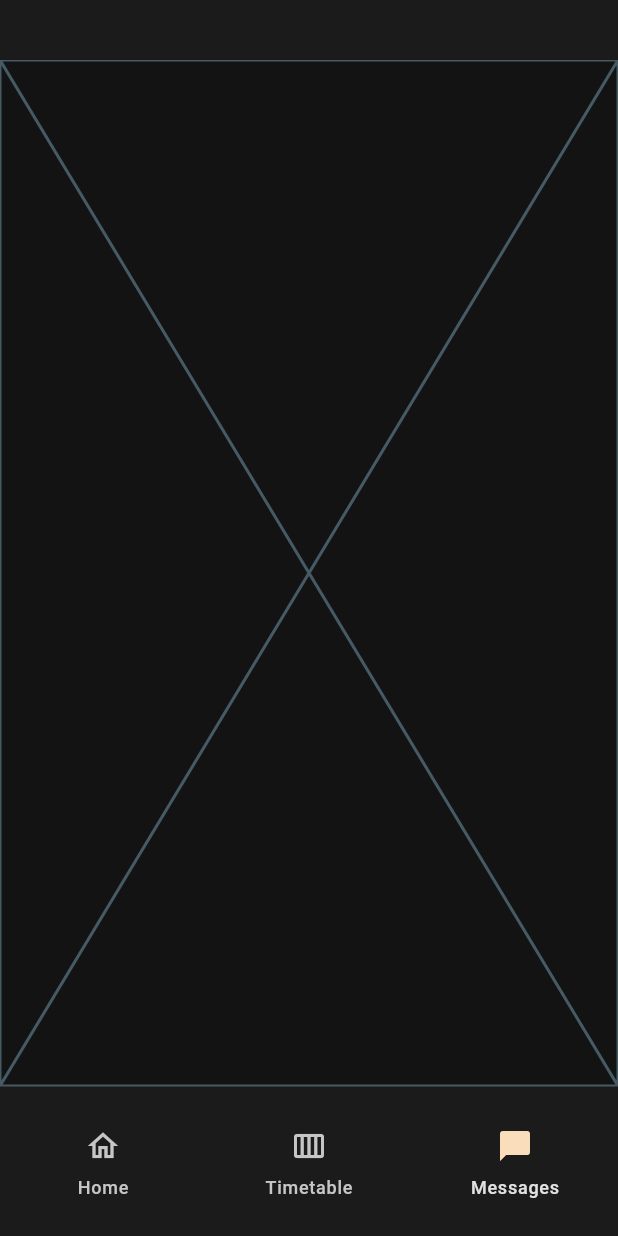
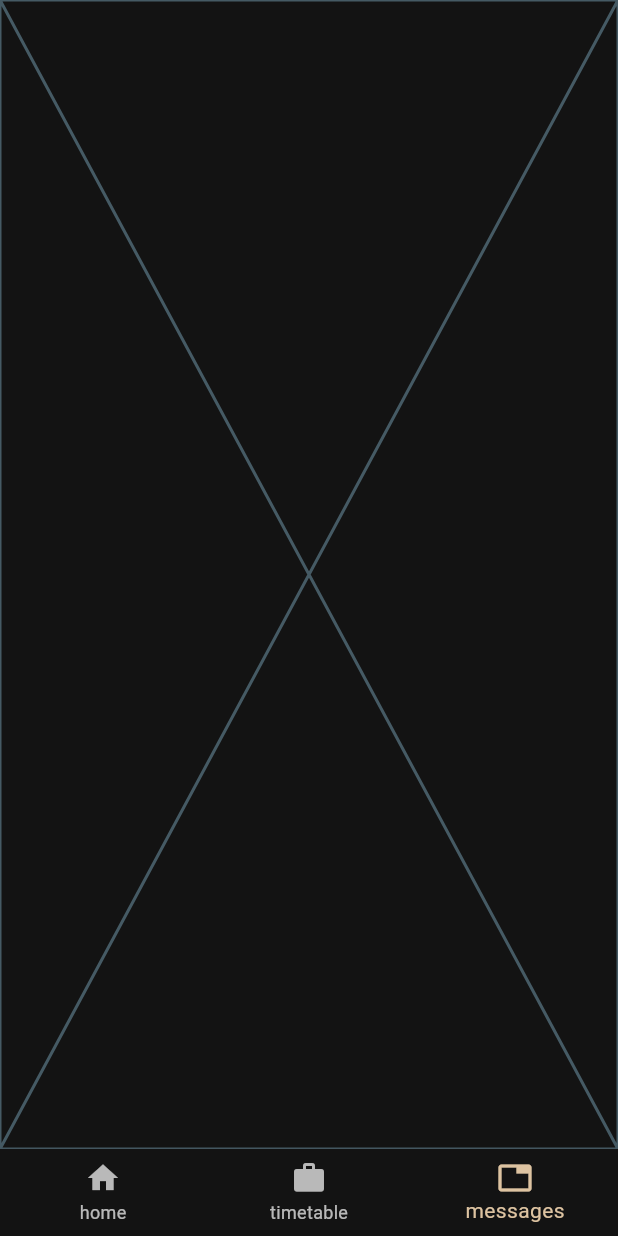
Before and after one commit to BrynMtchll/anu_timetable, a Flutter app: the screen it shows after launch, item 3 of the bottom bar chosen, on a phone screen of 412 x 824 dp. Run offline on Flutter 3.47's test engine with Material 3 defaults, Android fonts, the light colour scheme and no system bars; our stand-ins replace calendar_view, go_router, scrollable_positioned_list.

Commit message:
switch to go routing, event tile tap to new screen

```diff
--- a/lib/app.dart
+++ b/lib/app.dart
@@ -4,6 +4,7 @@ import 'package:anu_timetable/data/services/local/local_event_service.dart';
 import 'package:anu_timetable/model/animation.dart';
 import 'package:anu_timetable/model/current.dart';
 import 'package:anu_timetable/model/events.dart';
+import 'package:anu_timetable/pages/event_page.dart';
 import 'package:anu_timetable/util/timetable_layout.dart';
 import 'package:anu_timetable/widgets/bottom_navigation_bar.dart';
 import 'package:flutter/material.dart';
@@ -14,6 +15,7 @@ import 'package:provider/provider.dart';
 import 'package:anu_timetable/model/timetable.dart';
 import 'package:anu_timetable/model/controller.dart';
 import 'package:anu_timetable/widgets/app_bar.dart';
+import 'package:go_router/go_router.dart';
 
 class App extends StatefulWidget {
   const App({super.key});
@@ -54,6 +56,44 @@ class _AppState extends State<App> with SingleTickerProviderStateMixin{
     weekViewScrollController.dispose();
   }
 
+  final _router = GoRouter(
+    initialLocation: '/timetable',
+    routes: <RouteBase>[
+      StatefulShellRoute.indexedStack(
+        builder: (BuildContext context, GoRouterState state,
+          StatefulNavigationShell navigationShell) =>
+          ScaffoldWithNavBar(navigationShell: navigationShell),
+        branches: <StatefulShellBranch>[
+          StatefulShellBranch(
+            routes: <RouteBase>[
+              GoRoute(
+                path: '/home',
+                builder: (BuildContext context, GoRouterState state) =>
+                  const HomePage()),
+            ]),
+          StatefulShellBranch(
+            routes: <RouteBase>[
+              GoRoute(
+                path: '/timetable',
+                builder: (BuildContext context, GoRouterState state) =>
+                  const TimetablePage(),
+                routes: <RouteBase>[
+                  GoRoute(
+                    path: "event",
+                    builder: (BuildContext context, GoRouterState state) =>
+                      const EventPage()),
+                ]),
+            ]),
+          StatefulShellBranch(
+            routes: <RouteBase>[
+              GoRoute(
+                path: '/messages',
+                builder: (BuildContext context, GoRouterState state) =>
+                  const MessagesPage()),
+            ])
+        ])
+    ]);
+
   @override
   Widget build(BuildContext context) {
     return MultiProvider(
@@ -70,7 +110,7 @@ class _AppState extends State<App> with SingleTickerProviderStateMixin{
         ChangeNotifierProvider<TimetableVM>(create: (context) => TimetableVM()),
         ChangeNotifierProvider<EventsVM>(create: (context) => EventsVM(eventRepository: context.read()))
       ],
-      child: MaterialApp(
+      child: MaterialApp.router(
         title: 'Flutter Demo',
         theme: ThemeData(
           colorScheme: ColorScheme.fromSeed(
@@ -78,16 +118,25 @@ class _AppState extends State<App> with SingleTickerProviderStateMixin{
             brightness: Brightness.dark,
             dynamicSchemeVariant: DynamicSchemeVariant.rainbow),
           useMaterial3: true),
-        home: Scaffold(
-          appBar: MyAppBar(currentPageIndex: currentPageIndex),
-          bottomNavigationBar: MyBottomNavigationBar(
-            currentPageIndex: currentPageIndex,
-            onPageChanged: (int index) {
-              setState(() {
-                currentPageIndex = index;
-              });
-            }),
-          body: <Widget>[const HomePage(),TimetablePage(),const MessagesPage()]
-            [currentPageIndex])));
+        routerConfig: _router));
   }
 }
+
+class ScaffoldWithNavBar extends StatelessWidget {
+  final StatefulNavigationShell navigationShell;
+  const ScaffoldWithNavBar({super.key, required this.navigationShell});
+
+  @override
+  Widget build(BuildContext context) {
+    return Scaffold(
+      bottomNavigationBar: BottomNavigationBar(
+        currentIndex: navigationShell.currentIndex,
+        items: const <BottomNavigationBarItem>[
+          BottomNavigationBarItem(icon: Icon(Icons.home), label: 'home'),
+          BottomNavigationBarItem(icon: Icon(Icons.work), label: 'timetable'),
+          BottomNavigationBarItem(icon: Icon(Icons.tab), label: 'messages'),
+        ],
+        onTap: (int index) => navigationShell.goBranch(index)),
+      body: navigationShell);
+  }
+}
--- a/lib/data/repositories/event_repository.dart
+++ b/lib/data/repositories/event_repository.dart
@@ -5,4 +5,5 @@ import 'package:anu_timetable/util/result.dart';
 
 abstract class EventRepository {
   Future<Result<List<Event>>> getEventsOnDay(DateTime day);
+  Future<Result<List<List<Event>>>> getEventsOnWeek(DateTime week);
 }
--- a/lib/widgets/app_bar.dart
+++ b/lib/widgets/app_bar.dart
@@ -7,19 +7,18 @@ import 'package:flutter/material.dart';
 import 'package:provider/provider.dart';
 
 class MyAppBar extends StatelessWidget implements PreferredSizeWidget{
-  final int currentPageIndex;
-  const MyAppBar({super.key, required this.currentPageIndex});
+  const MyAppBar({super.key});
 
   @override
   Widget build(BuildContext context) {
     final colorScheme = Theme.of(context).colorScheme;
     return AppBar(
       leadingWidth: 115,
-      leading: currentPageIndex == 1 ? _PickerButton() : null,
+      leading: _PickerButton(),
       backgroundColor: colorScheme.surfaceContainerLow,
       titleSpacing: 0,
       centerTitle: true,
-      title: currentPageIndex == 1 ? MyTabBar() : null,
+      title: MyTabBar(),
       actions: [_TodayButton()]);
   }
   @override
--- a/lib/widgets/day_view.dart
+++ b/lib/widgets/day_view.dart
@@ -84,13 +84,13 @@ class _DayItem extends StatelessWidget {
             Positioned(
               left: TimetableLayout.leftMargin,
               child: ListenableBuilder(
-                listenable: eventsVM.loadEventsForDay,
+                listenable: eventsVM.loadDay,
                 builder: (context, child) {
-                  return EventTiles(events: eventsVM.getEventsOnDay(day), size: TimetableLayout.innerSize, day: day);
+                  return EventTiles(events: eventsVM.getEventsOnDay(page), size: TimetableLayout.innerSize);
                 })),
             if (pageIsCurrent) Positioned(
               left: TimetableLayout.leftMargin,
-              child: LiveTimeIndicator(size: TimetableLayout.innerSize)),
+              child: IgnorePointer(child: LiveTimeIndicator(size: TimetableLayout.innerSize))),
           ]);
       });
   }
--- a/pubspec.yaml
+++ b/pubspec.yaml
@@ -43,6 +43,7 @@ dependencies:
   calendar_date_picker2: ^1.1.8
   collection: ^1.19.1
   checks: ^0.3.0
+  go_router: ^17.0.0
 
 dev_dependencies:
   flutter_test:
```
Also changed, not shown: lib/data/repositories/event_respository_local.dart (+19 -3 lines), lib/model/events.dart (+53 -49 lines), lib/model/timetable.dart (+14 -11 lines), lib/pages/event_page.dart (added, +13 -0 lines), lib/pages/timetable_page.dart (+5 -2 lines), lib/router.dart (added, +32 -0 lines), lib/util/event_tile_arranger.dart (+18 -8 lines), lib/widgets/event_tile.dart (+9 -2 lines), lib/widgets/event_tiles.dart (+5 -7 lines), lib/widgets/week_view.dart (+16 -3 lines), pubspec.lock, 3 other files. Lines whose indentation alone changed are shown as unchanged.
